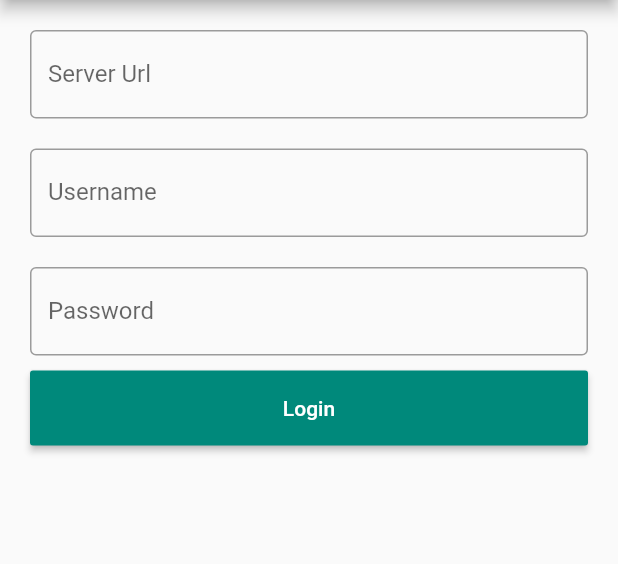
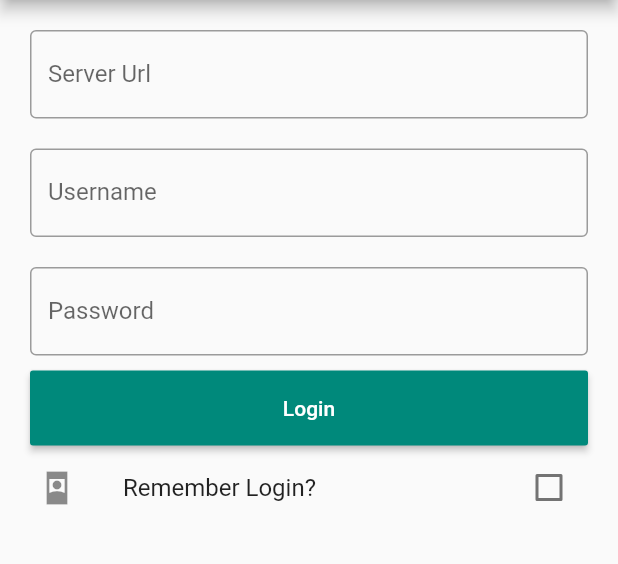
Before and after one commit to SpaceUp-Cloud/SpaceUp-UI, a Flutter app: the screen it shows after launch, after a tap on "Login", on a phone screen of 412 x 824 dp, the part 84-648 px from its top. Run offline on Flutter 3.47's test engine with Material 2 defaults, Android fonts, the phone set to English and light mode, and no system bars; our stand-ins replace jwt_decoder, page_transition, universal_io; missing offline and left inert: shared_preferences_settings; network calls fail.

Commit message:
Improved login to make it more comfortable

```diff
--- a/spaceup_ui/lib/main.dart
+++ b/spaceup_ui/lib/main.dart
@@ -59,6 +59,12 @@ class MyApp extends StatelessWidget {
                   child: SettingsPageStarter(),
                   type: PageTransitionType.leftToRight);
             }
+          case '/login':
+            {
+              return PageTransition(
+                  child: LoginPage(),
+                  type: PageTransitionType.leftToRight);
+            }
           default:
             {
               return PageTransition(
--- a/spaceup_ui/lib/pages/login_page.dart
+++ b/spaceup_ui/lib/pages/login_page.dart
@@ -19,15 +19,18 @@ class _LoginState extends State<LoginPage>{
   final urlText = TextEditingController();
   final usernameText = TextEditingController();
   final passwordText = TextEditingController();
+  var rememberLogin = false;
 
   late ThemeData theme;
 
   @override
   void initState() {
+
   }
 
   @override
   Widget build(BuildContext context) {
+    getUserSettings();
     checkJWT(context);
 
     theme = Theme.of(context);
@@ -81,6 +84,20 @@ class _LoginState extends State<LoginPage>{
                   child: Text('Login'),
                   onPressed: _login
                 )),
+            Container(
+              child: CheckboxListTile(
+                title: Text('Remember Login?'),
+                secondary: Icon(Icons.remember_me_sharp),
+                value: rememberLogin,
+                onChanged: (bool? value) {
+                  setState(() {
+                    rememberLogin = value!;
+                    Settings().save("rememberLogin", value);
+                  });
+
+                },
+              ),
+            )
           ],
         ),
       )
@@ -112,6 +129,12 @@ class _LoginState extends State<LoginPage>{
 
         Settings().save("jwt", JWT.fromJson(jsonDecode(response.body)).access_token);
         Settings().save("profile_active", url);
+
+        Settings().save("server", url);
+        Settings().save("username", username);
+        Settings().save("password", password);
+        Settings().save("rememberLogin", rememberLogin);
+
         Util.showMessage(context, "Login successful!");
         Navigator.pushNamed(context, UIData.homeRoute);
       }
@@ -132,4 +155,14 @@ class _LoginState extends State<LoginPage>{
       print("Token is invalid");
     }
   }
+
+  Future<void> getUserSettings() async {
+    rememberLogin = await Settings().getBool("rememberLogin", false);
+
+    if(rememberLogin) {
+      urlText.text = await Settings().getString("server", "https://");
+      usernameText.text = await Settings().getString("username", "");
+      passwordText.text = await Settings().getString("password", "");
+    }
+  }
 }
--- a/spaceup_ui/lib/ui_data.dart
+++ b/spaceup_ui/lib/ui_data.dart
@@ -5,6 +5,7 @@ class UIData {
   static const String settingsRoute = "/settings";
   static const String servicesRoute = "/services";
   static const String homeRoute = "/home";
+  static const String loginRoute = "/login";
 }
 
 class URL {
--- a/spaceup_ui/lib/util.dart
+++ b/spaceup_ui/lib/util.dart
@@ -61,6 +61,10 @@ class Util {
 
     return headers;
   }
+
+  Future<void> logout() async {
+    Settings().save("jwt", "");
+  }
 }
 
 class JWT {
```
Also changed, not shown: spaceup_ui/lib/pages/home_page.dart (+23 -15 lines).
